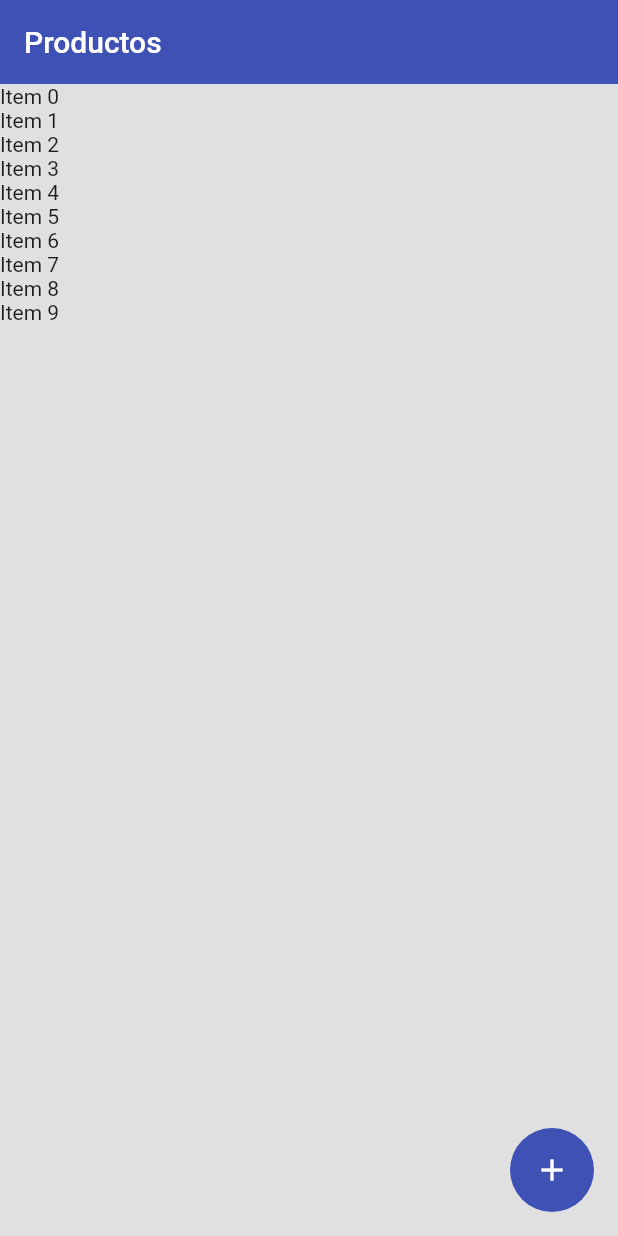
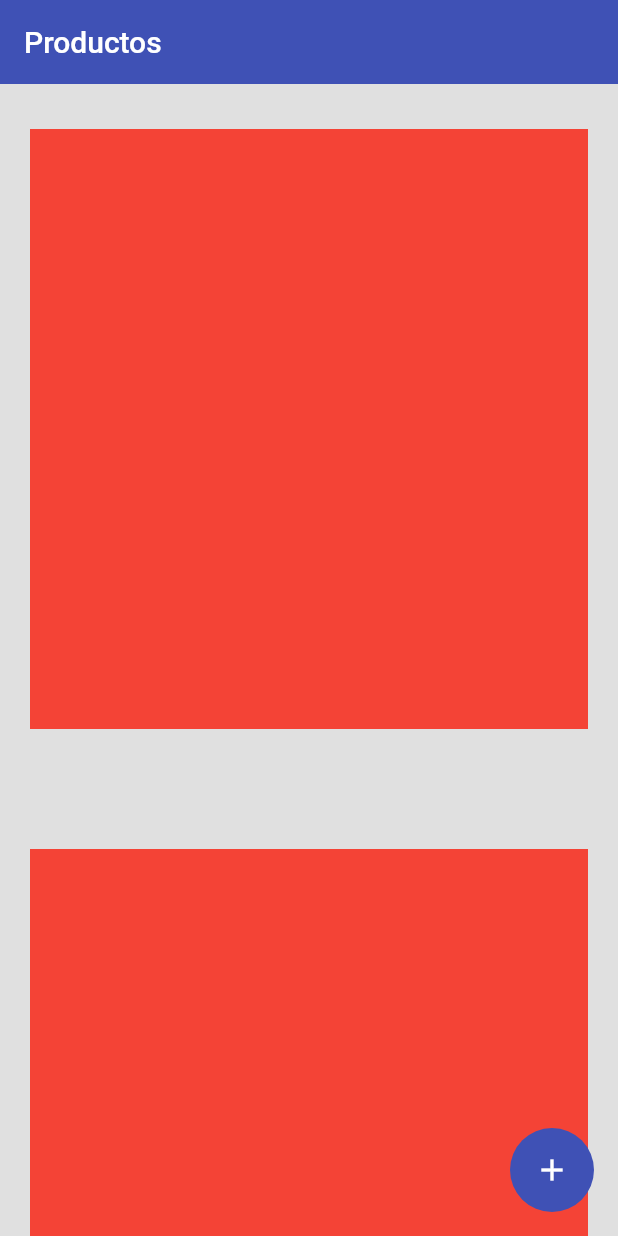
Before and after one commit to AaronMancera/AprenderFlutter, a Flutter app: the screen it shows after launch, on a phone screen of 412 x 824 dp. Run offline on Flutter 3.47's test engine with Material 2 defaults, Android fonts, the phone set to English and light mode, and no system bars; our stand-ins replace card_swiper.

Commit message:
[ Seccion 12 ]
Creacion del product_card.dart. Ahora mismo solo tiene una plantilla provisional

```diff
--- a/productos_app/lib/screens/home_screen.dart
+++ b/productos_app/lib/screens/home_screen.dart
@@ -1,4 +1,5 @@
 import 'package:flutter/material.dart';
+import 'package:productos_app/widgets/widgets.dart';
 
 class HomeScreen extends StatelessWidget {
   const HomeScreen({Key? key}) : super(key: key);
@@ -10,7 +11,7 @@ class HomeScreen extends StatelessWidget {
         title: const Text('Productos'),
       ),
       body: ListView.builder(
-        itemBuilder: (context, index) => Text('Item $index'),
+        itemBuilder: (context, index) => const ProductCard(),
         itemCount: 10,
       ),
       floatingActionButton: FloatingActionButton(
--- /dev/null
+++ b/productos_app/lib/widgets/product_card.dart
@@ -0,0 +1,20 @@
+
+import 'package:flutter/material.dart';
+
+class ProductCard extends StatelessWidget {
+  const ProductCard({super.key});
+
+  @override
+  Widget build(BuildContext context) {
+    //TODO: Generar un diseño de mostreo una imagen de un ApiRest
+    return Padding(
+      padding: const EdgeInsets.symmetric(horizontal: 20),
+      child: Container(
+        margin: const EdgeInsets.only(top: 30,bottom: 50),
+        width: double.infinity,
+        height: 400,
+        color: Colors.red,
+      ),
+    );
+  }
+}
--- a/productos_app/lib/widgets/widgets.dart
+++ b/productos_app/lib/widgets/widgets.dart
@@ -1,2 +1,3 @@
 export 'package:productos_app/widgets/auth_background.dart';
 export 'package:productos_app/widgets/card_container.dart';
+export 'package:productos_app/widgets/product_card.dart';
```
